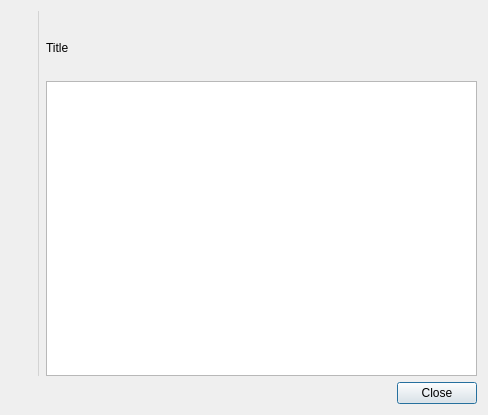
Qt form src/ui/about.ui (clementine-player/Clementine) before a commit.
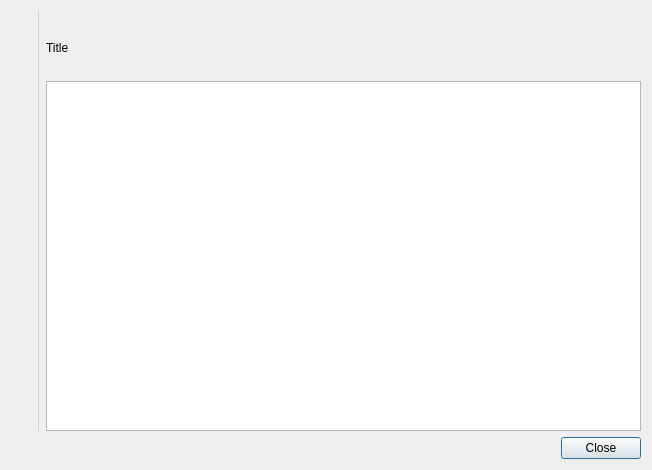
The same form after that commit. Icons and pictures are not drawn.

Commit message: thanks to translators in 'about' dialog

```diff
--- a/src/ui/about.ui
+++ b/src/ui/about.ui
@@ -6,8 +6,8 @@
    <rect>
     <x>0</x>
     <y>0</y>
-    <width>488</width>
-    <height>415</height>
+    <width>652</width>
+    <height>470</height>
    </rect>
   </property>
   <property name="windowIcon">
```
The commit also changes 1 other file.
